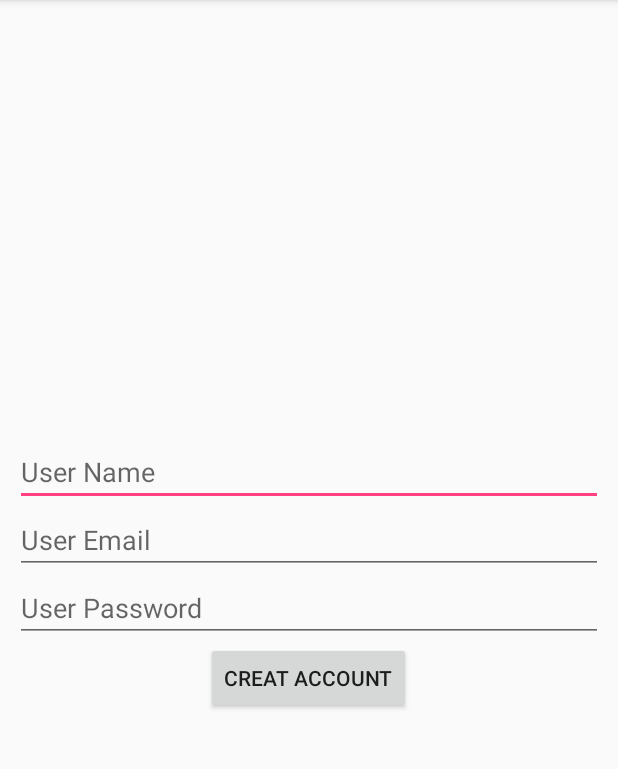
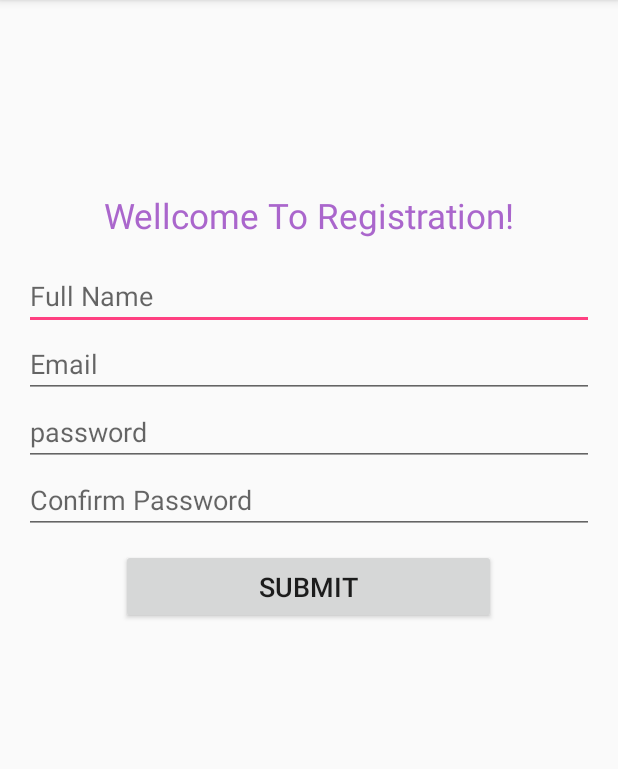
Before and after one commit to jalilcse03/admin, an Android app: the CreateAccount screen opened directly, with no data from a screen before it, on a phone screen of 412 x 824 dp, the part 84-853 px from its top. Run offline under Robolectric (Android 15) with nearby library versions, the phone set to English and light mode, and no system bars.

Commit message:
3rd commit

```diff
--- a/app/src/main/java/bubtjobs/com/admin/Answer.java
+++ b/app/src/main/java/bubtjobs/com/admin/AnswerSetMaker.java
@@ -3,14 +3,14 @@ package bubtjobs.com.admin;
 /**
  * Created by Murtuza on 3/15/2016.
  */
-public class Answer {
+public class AnswerSetMaker {
     private String key;
     private String value;
 
-    public Answer() {
+    public AnswerSetMaker() {
     }
 
-    public Answer(String key, String value) {
+    public AnswerSetMaker(String key, String value) {
         this.key = key;
         this.value = value;
     }
--- a/app/src/main/java/bubtjobs/com/admin/CreateAccount.java
+++ b/app/src/main/java/bubtjobs/com/admin/CreateAccount.java
@@ -9,36 +9,39 @@ import android.widget.Toast;
 
 public class CreateAccount extends AppCompatActivity {
 
-    EditText nameEt,userEmailEt,passwordEt;
+    EditText nameEt,userEmailEt,passwordEt,userConPasswordET;
    // DataBaseManager dataBaseManager;
     @Override
     protected void onCreate(Bundle savedInstanceState) {
         super.onCreate(savedInstanceState);
-        setContentView(R.layout.activity_create_account);
+        setContentView(R.layout.registration_activity);
 
        // dataBaseManager=new DataBaseManager(this);
 
         nameEt=(EditText)findViewById(R.id.userNameEt);
         userEmailEt=(EditText)findViewById(R.id.userEmailEt);
         passwordEt=(EditText)findViewById(R.id.userPasswordEt);
+        userConPasswordET=(EditText)findViewById(R.id.userConPasswordET);
 
     }
     public void CreatAccount(View view){
         if(nameEt.getText().toString().length()>0 &&userEmailEt.getText().toString().length()>0 &&passwordEt.getText().toString().length()>0){
-            DataBaseManager dataBaseManager=new DataBaseManager(this);
 
-            String restul=dataBaseManager.creatAccount(nameEt.getText().toString(),userEmailEt.getText().toString(),passwordEt.getText().toString());
-            if(restul.equals("yes"))
-            {
-                Toast.makeText(CreateAccount.this,"Create Account Successfull",Toast.LENGTH_SHORT).show();
-                startActivity(new Intent(this,Login_activity.class).setFlags(Intent.FLAG_ACTIVITY_CLEAR_TOP));
-            }
-            else if(restul.equals("emial exist"))
-            {
-                Toast.makeText(CreateAccount.this,"Email Already Exist.....",Toast.LENGTH_SHORT).show();
+            if(passwordEt.getText().toString().equals(userConPasswordET.getText().toString())) {
+                DataBaseManager dataBaseManager = new DataBaseManager(this);
+
+                String restul = dataBaseManager.creatAccount(nameEt.getText().toString(), userEmailEt.getText().toString(), passwordEt.getText().toString());
+                if (restul.equals("yes")) {
+                    Toast.makeText(CreateAccount.this, "Create Account Successfull", Toast.LENGTH_SHORT).show();
+                    startActivity(new Intent(this, Login_activity.class).setFlags(Intent.FLAG_ACTIVITY_CLEAR_TOP));
+                } else if (restul.equals("emial exist")) {
+                    Toast.makeText(CreateAccount.this, "Email Already Exist.....", Toast.LENGTH_SHORT).show();
+                } else {
+                    Toast.makeText(CreateAccount.this, restul, Toast.LENGTH_SHORT).show();
+                }
             }
             else{
-                Toast.makeText(CreateAccount.this,restul,Toast.LENGTH_SHORT).show();
+                Toast.makeText(CreateAccount.this,"Password and Confirm password must be same",Toast.LENGTH_SHORT).show();
             }
         }
         else
--- a/app/src/main/java/bubtjobs/com/admin/Login_activity.java
+++ b/app/src/main/java/bubtjobs/com/admin/Login_activity.java
@@ -15,7 +15,7 @@ public class Login_activity extends AppCompatActivity {
     @Override
     protected void onCreate(Bundle savedInstanceState) {
         super.onCreate(savedInstanceState);
-        setContentView(R.layout.activity_login_activity);
+        setContentView(R.layout.activity_login2);
 
         userEmail = (EditText) findViewById(R.id.userEmailEt);
         userPassword = (EditText) findViewById(R.id.userPasswordEt);
--- a/app/src/main/java/bubtjobs/com/admin/RegistrationList.java
+++ b/app/src/main/java/bubtjobs/com/admin/RegistrationListMaker.java
@@ -3,15 +3,15 @@ package bubtjobs.com.admin;
 /**
  * Created by Mobile App Develop on 16-3-16.
  */
-public class RegistrationList {
+public class RegistrationListMaker {
     private String userName;
     private String userEmail;
     private String userId;
 
-    public RegistrationList() {
+    public RegistrationListMaker() {
     }
 
-    public RegistrationList(String userName, String userEmail, String userId) {
+    public RegistrationListMaker(String userName, String userEmail, String userId) {
         this.userName = userName;
         this.userEmail = userEmail;
         this.userId = userId;
--- /dev/null
+++ b/app/src/main/res/layout/registration_activity.xml
@@ -0,0 +1,79 @@
+<LinearLayout xmlns:android="http://schemas.android.com/apk/res/android"
+    xmlns:tools="http://schemas.android.com/tools"
+    android:layout_width="match_parent"
+    android:layout_height="match_parent"
+    android:paddingBottom="@dimen/activity_vertical_margin"
+    android:paddingLeft="@dimen/activity_horizontal_margin"
+    android:paddingRight="@dimen/activity_horizontal_margin"
+    android:paddingTop="@dimen/activity_vertical_margin"
+    tools:context="com.rasel.bitm.bitmproject.Registration"
+    android:orientation="vertical">
+
+    <LinearLayout
+        android:layout_width="match_parent"
+        android:layout_height="wrap_content"
+        android:layout_weight=".5"
+        android:orientation="vertical">
+
+    </LinearLayout>
+
+    <LinearLayout
+        android:layout_width="match_parent"
+        android:layout_height="wrap_content"
+        android:layout_weight="1"
+        android:orientation="vertical">
+        <TextView
+            android:layout_width="match_parent"
+            android:layout_height="wrap_content"
+            android:layout_gravity="center"
+            android:layout_marginBottom="5dp"
+            android:gravity="center"
+            android:text="@string/reg_text"
+            android:textColor="@android:color/holo_purple"
+            android:textSize="23sp"
+            />
+        <EditText
+            android:id="@+id/userNameEt"
+            android:layout_width="match_parent"
+            android:layout_height="wrap_content"
+            android:hint="@string/reg_name"
+            android:layout_marginTop="10dp"/>
+
+        <EditText
+            android:id="@+id/userEmailEt"
+            android:layout_width="match_parent"
+            android:layout_height="wrap_content"
+            android:hint="@string/reg_email" />
+
+        <EditText
+            android:id="@+id/userPasswordEt"
+            android:layout_width="match_parent"
+            android:layout_height="wrap_content"
+            android:hint="@string/reg_password"
+            android:inputType="textPassword"/>
+
+        <EditText
+            android:id="@+id/userConPasswordET"
+            android:layout_width="match_parent"
+            android:layout_height="wrap_content"
+            android:hint="@string/reg_conPass"
+            android:inputType="textPassword"/>
+        <Button
+            android:id="@+id/loginButton"
+            android:layout_width="250dp"
+            android:layout_height="50dp"
+            android:textSize="18sp"
+            android:layout_gravity="center"
+            android:text="@string/reg_submit"
+            android:onClick="CreatAccount"
+            android:layout_marginTop="10dp"/>
+    </LinearLayout>
+
+    <LinearLayout
+        android:layout_width="match_parent"
+        android:layout_height="wrap_content"
+        android:layout_weight=".5"
+        android:orientation="vertical">
+
+    </LinearLayout>
+</LinearLayout>
```
Also changed, not shown: app/src/main/java/bubtjobs/com/admin/AdapterForExam.java (+7 -20 lines), app/src/main/java/bubtjobs/com/admin/AdapterForRegistrationList.java (+8 -8 lines), app/src/main/java/bubtjobs/com/admin/DataBaseManager.java (+18 -11 lines), app/src/main/java/bubtjobs/com/admin/RegistrationList_activity.java (+2 -35 lines), app/src/main/java/bubtjobs/com/admin/StudentHome_activity.java (+32 -28 lines), app/src/main/java/bubtjobs/com/admin/admin_home.java (+3 -38 lines), app/src/main/res/layout/activity_login2.xml (added, +75 -0 lines), app/src/main/res/values/strings.xml (+32 -0 lines).
